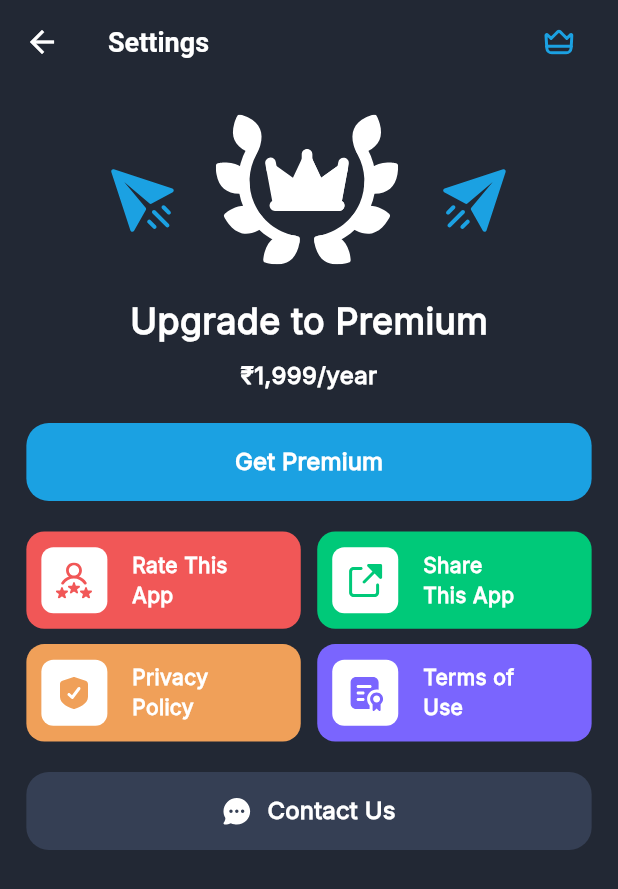
After one commit to s0urav-hald3r/telegram_prime, a Flutter app: the SettingsView screen opened directly, on a phone screen of 412 x 824 dp. The commit adds this screen. Shown: the top 889 px of the screen. Run offline on Flutter 3.47's test engine with Material 3 defaults, Android fonts, the phone set to English and light mode, and no system bars; our stand-ins replace flutter_native_splash, flutter_svg, get, get_storage, page_transition, webview_flutter; missing offline and left inert: fadingpageview; accounts and stored records are empty.

Commit message:
Settings view UI complete

```diff
--- /dev/null
+++ b/lib/components/action_button.dart
@@ -0,0 +1,102 @@
+import 'package:flutter/material.dart';
+import 'package:flutter_svg/flutter_svg.dart';
+import 'package:telegram_prime/config/colors.dart';
+import 'package:telegram_prime/config/extension.dart';
+import 'package:telegram_prime/config/icons.dart';
+
+class ActionButton extends StatelessWidget {
+  const ActionButton({super.key});
+
+  @override
+  Widget build(BuildContext context) {
+    return Padding(
+      padding: EdgeInsets.symmetric(horizontal: 16.w),
+      child: Column(children: [
+        SizedBox(
+          width: MediaQuery.of(context).size.width,
+          child: Row(children: [
+            Expanded(
+              child: _actionCard(
+                rate,
+                'Rate This App',
+                const Color(0xFFF15757),
+                () {},
+              ),
+            ),
+            SizedBox(width: 10.w),
+            Expanded(
+              child: _actionCard(
+                share,
+                'Share This App',
+                const Color(0xFF00C979),
+                () {},
+              ),
+            )
+          ]),
+        ),
+        SizedBox(height: 10.h),
+        SizedBox(
+          width: MediaQuery.of(context).size.width,
+          child: Row(children: [
+            Expanded(
+              child: _actionCard(
+                privacy,
+                'Privacy Policy',
+                const Color(0xFFF0A059),
+                () {},
+              ),
+            ),
+            SizedBox(width: 10.w),
+            Expanded(
+              child: _actionCard(
+                terms,
+                'Terms of Use',
+                const Color(0xFF7A65FE),
+                () {},
+              ),
+            )
+          ]),
+        ),
+      ]),
+    );
+  }
+
+  Widget _actionCard(String icon, String title, Color bg, Function callBack) {
+    return InkWell(
+      onTap: () {},
+      child: Container(
+        height: 64.h,
+        padding: const EdgeInsets.all(10),
+        decoration: BoxDecoration(
+          color: bg,
+          borderRadius: BorderRadius.circular(12),
+        ),
+        child: Row(children: [
+          Container(
+            width: 44,
+            height: 44,
+            decoration: BoxDecoration(
+              color: whiteColor,
+              borderRadius: BorderRadius.circular(8),
+            ),
+            child: Center(
+              child: SvgPicture.asset(icon),
+            ),
+          ),
+          SizedBox(width: 15.w),
+          SizedBox(
+            width: 60.w,
+            child: Text(
+              title,
+              style: const TextStyle(
+                fontWeight: FontWeight.w600,
+                fontSize: 14,
+                color: whiteColor,
+              ),
+            ),
+          )
+        ]),
+      ),
+    );
+  }
+}
--- a/lib/components/custom_appbar.dart
+++ b/lib/components/custom_appbar.dart
@@ -3,6 +3,8 @@ import 'package:flutter_svg/flutter_svg.dart';
 import 'package:telegram_prime/config/colors.dart';
 import 'package:telegram_prime/config/extension.dart';
 import 'package:telegram_prime/config/icons.dart';
+import 'package:telegram_prime/services/navigator_key.dart';
+import 'package:telegram_prime/views/settings_view.dart';
 
 class CustomAppbar extends StatelessWidget implements PreferredSizeWidget {
   const CustomAppbar({super.key});
@@ -16,12 +18,17 @@ class CustomAppbar extends StatelessWidget implements PreferredSizeWidget {
     return AppBar(
         backgroundColor: bgColor,
         leadingWidth: 44.w,
-      leading: Container(
+        leading: InkWell(
+          onTap: () {
+            NavigatorKey.push(const SettingsView());
+          },
+          child: Container(
             margin: EdgeInsets.only(left: 24.w),
             width: 20.w,
             child: SvgPicture.asset(
               settingIcon,
               fit: BoxFit.contain,
+            ),
           ),
         ),
         title: const Text('Telegram Prime'),
@@ -34,7 +41,6 @@ class CustomAppbar extends StatelessWidget implements PreferredSizeWidget {
               fit: BoxFit.contain,
             ),
           ),
-      ],
-    );
+        ]);
   }
 }
--- a/lib/config/icons.dart
+++ b/lib/config/icons.dart
@@ -7,3 +7,8 @@ const String home = 'assets/icons/home.svg';
 const String channel = 'assets/icons/channel.svg';
 const String bot = 'assets/icons/bot.svg';
 const String chat = 'assets/icons/chat.svg';
+const String cloud = 'assets/icons/cloud.svg';
+const String rate = 'assets/icons/rate.svg';
+const String share = 'assets/icons/share.svg';
+const String privacy = 'assets/icons/privacy.svg';
+const String terms = 'assets/icons/terms.svg';
--- a/lib/main.dart
+++ b/lib/main.dart
@@ -37,6 +37,7 @@ class MyApp extends StatelessWidget {
       theme: ThemeData(
         useMaterial3: true,
         fontFamily: 'Inter',
+        scaffoldBackgroundColor: bgColor,
         splashFactory: NoSplash.splashFactory,
         splashColor: Colors.transparent,
         hoverColor: Colors.transparent,
--- /dev/null
+++ b/lib/views/settings_view.dart
@@ -0,0 +1,104 @@
+import 'package:flutter/material.dart';
+import 'package:flutter_svg/flutter_svg.dart';
+import 'package:telegram_prime/components/action_button.dart';
+import 'package:telegram_prime/config/colors.dart';
+import 'package:telegram_prime/config/extension.dart';
+import 'package:telegram_prime/config/icons.dart';
+
+class SettingsView extends StatelessWidget {
+  const SettingsView({super.key});
+
+  @override
+  Widget build(BuildContext context) {
+    return Scaffold(
+      appBar: AppBar(
+          backgroundColor: bgColor,
+          iconTheme: const IconThemeData(color: whiteColor),
+          title: const Text('Settings'),
+          actions: [
+            Container(
+              margin: EdgeInsets.only(right: 24.w),
+              width: 24.w,
+              child: SvgPicture.asset(
+                premiumIcon,
+                fit: BoxFit.contain,
+              ),
+            ),
+          ]),
+      body: SizedBox(
+        width: MediaQuery.of(context).size.width,
+        height: MediaQuery.of(context).size.height,
+        child: Column(children: [
+          SizedBox(height: 20.h),
+          SvgPicture.asset(premiumLogo),
+          SizedBox(height: 20.h),
+          const Text(
+            'Upgrade to Premium',
+            style: TextStyle(
+              fontWeight: FontWeight.w700,
+              fontSize: 24,
+              color: whiteColor,
+            ),
+          ),
+          SizedBox(height: 8.h),
+          const Text(
+            '₹1,999/year',
+            style: TextStyle(
+              fontWeight: FontWeight.w600,
+              fontSize: 16,
+              color: whiteColor,
+            ),
+          ),
+          Container(
+            width: MediaQuery.of(context).size.width,
+            height: 52,
+            margin: EdgeInsets.symmetric(horizontal: 16.w, vertical: 20.h),
+            decoration: BoxDecoration(
+              borderRadius: BorderRadius.circular(15),
+              color: primaryColor,
+            ),
+            child: ElevatedButton(
+              child: const Text(
+                'Get Premium',
+                style: TextStyle(
+                  fontSize: 16,
+                  fontWeight: FontWeight.w600,
+                  color: whiteColor,
+                ),
+              ),
+              onPressed: () {},
+            ),
+          ),
+          const ActionButton(),
+          Container(
+            width: MediaQuery.of(context).size.width,
+            height: 52,
+            margin: EdgeInsets.symmetric(horizontal: 16.w, vertical: 20.h),
+            decoration: BoxDecoration(
+              borderRadius: BorderRadius.circular(15),
+              color: const Color(0xFF353F54),
+            ),
+            child: ElevatedButton(
+              child: Center(
+                child:
+                    Row(mainAxisAlignment: MainAxisAlignment.center, children: [
+                  SvgPicture.asset(cloud),
+                  SizedBox(width: 10.w),
+                  const Text(
+                    'Contact Us',
+                    style: TextStyle(
+                      fontSize: 16,
+                      fontWeight: FontWeight.w600,
+                      color: whiteColor,
+                    ),
+                  ),
+                ]),
+              ),
+              onPressed: () {},
+            ),
+          ),
+        ]),
+      ),
+    );
+  }
+}
```
Also changed, not shown: assets/icons/cloud.svg (added), assets/icons/privacy.svg (added), assets/icons/rate.svg (added), assets/icons/share.svg (added), assets/icons/terms.svg (added). Lines whose indentation alone changed are shown as unchanged.
